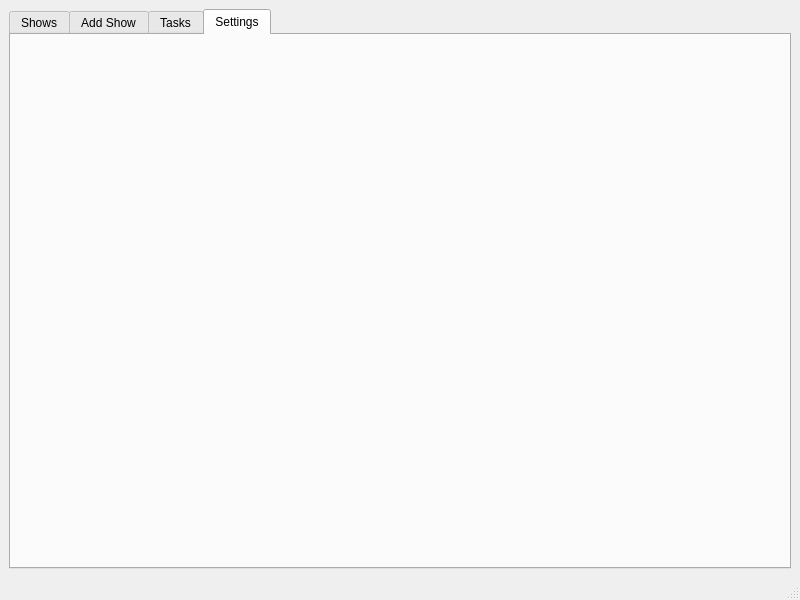
This is src/ui/main.ui in arch-stack/Show-Tracker as Qt 5 draws it before an edit. The edited form follows.
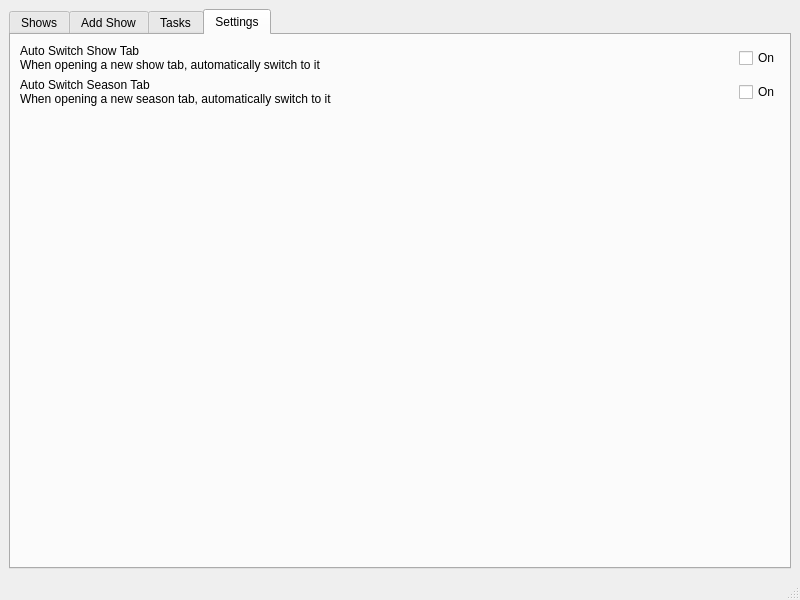
This is the edited form. The open tabs and pages were chosen to show the change.

Commit message: Added first two settings for auto switching to new tabs and adjusted the settings module to better support application settings

```diff
--- a/src/ui/main.ui
+++ b/src/ui/main.ui
@@ -195,6 +195,68 @@
        <attribute name="title">
         <string>Settings</string>
        </attribute>
+       <layout class="QVBoxLayout" name="verticalLayout_3">
+        <item>
+         <layout class="QGridLayout" name="gridLayout_4">
+          <item row="2" column="1">
+           <spacer name="verticalSpacer_2">
+            <property name="orientation">
+             <enum>Qt::Vertical</enum>
+            </property>
+            <property name="sizeHint" stdset="0">
+             <size>
+              <width>20</width>
+              <height>40</height>
+             </size>
+            </property>
+           </spacer>
+          </item>
+          <item row="0" column="1">
+           <widget class="QCheckBox" name="settingsautoswitchshowtab">
+            <property name="text">
+             <string>On</string>
+            </property>
+           </widget>
+          </item>
+          <item row="0" column="0">
+           <widget class="QLabel" name="label_3">
+            <property name="text">
+             <string>Auto Switch Show Tab
+When opening a new show tab, automatically switch to it</string>
+            </property>
+           </widget>
+          </item>
+          <item row="2" column="0">
+           <spacer name="horizontalSpacer">
+            <property name="orientation">
+             <enum>Qt::Horizontal</enum>
+            </property>
+            <property name="sizeHint" stdset="0">
+             <size>
+              <width>40</width>
+              <height>20</height>
+             </size>
+            </property>
+           </spacer>
+          </item>
+          <item row="1" column="0">
+           <widget class="QLabel" name="label_4">
+            <property name="text">
+             <string>Auto Switch Season Tab
+When opening a new season tab, automatically switch to it</string>
+            </property>
+           </widget>
+          </item>
+          <item row="1" column="1">
+           <widget class="QCheckBox" name="settingsautoswitchseasontab">
+            <property name="text">
+             <string>On</string>
+            </property>
+           </widget>
+          </item>
+         </layout>
+        </item>
+       </layout>
       </widget>
      </widget>
     </item>
```
The commit also changes 3 other files.
